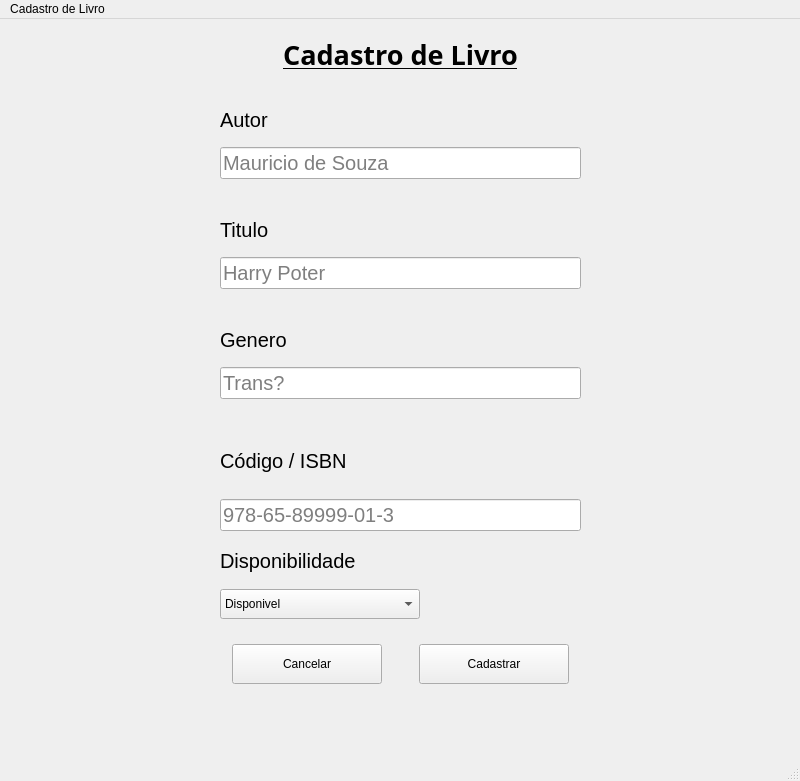
Old version of the form Atividades em Sala/Atividade Python - 05_11_2024/views/Cadastro de Livro.ui in the repository Vatreax/Senac.
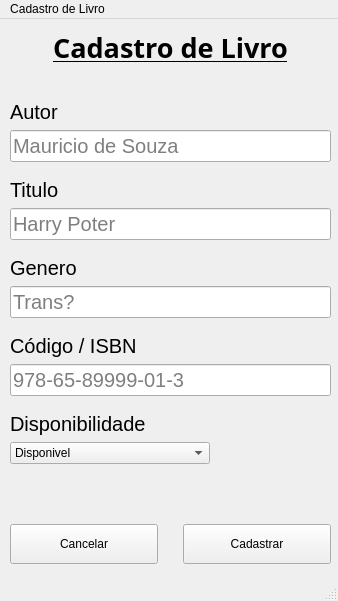
New version of the form.

```diff
--- a/Atividades em Sala/Atividade Python - 05_11_2024/views/Cadastro de Livro.ui
+++ b/Atividades em Sala/Atividade Python - 05_11_2024/views/Cadastro de Livro.ui
@@ -6,25 +6,130 @@
    <rect>
     <x>0</x>
     <y>0</y>
-    <width>800</width>
-    <height>781</height>
+    <width>338</width>
+    <height>601</height>
    </rect>
   </property>
   <property name="windowTitle">
    <string>MainWindow</string>
   </property>
   <widget class="QWidget" name="centralwidget">
-   <widget class="QWidget" name="verticalLayoutWidget_3">
+   <widget class="QWidget" name="horizontalLayoutWidget">
     <property name="geometry">
      <rect>
-      <x>220</x>
-      <y>80</y>
-      <width>361</width>
-      <height>80</height>
+      <x>10</x>
+      <y>490</y>
+      <width>321</width>
+      <height>71</height>
      </rect>
     </property>
+    <layout class="QHBoxLayout" name="horizontalLayout">
+     <property name="spacing">
+      <number>25</number>
+     </property>
+     <property name="topMargin">
+      <number>10</number>
+     </property>
+     <property name="bottomMargin">
+      <number>10</number>
+     </property>
+     <item>
+      <widget class="QPushButton" name="Cancelar">
+       <property name="maximumSize">
+        <size>
+         <width>150</width>
+         <height>40</height>
+        </size>
+       </property>
+       <property name="text">
+        <string>Cancelar</string>
+       </property>
+      </widget>
+     </item>
+     <item>
+      <widget class="QPushButton" name="Cadastrar">
+       <property name="maximumSize">
+        <size>
+         <width>150</width>
+         <height>40</height>
+        </size>
+       </property>
+       <property name="text">
+        <string>Cadastrar</string>
+       </property>
+      </widget>
+     </item>
+    </layout>
+   </widget>
+   <widget class="QWidget" name="verticalLayoutWidget">
+    <property name="geometry">
+     <rect>
+      <x>10</x>
+      <y>10</y>
+      <width>321</width>
+      <height>465</height>
+     </rect>
+    </property>
+    <layout class="QVBoxLayout" name="verticalLayout">
+     <item>
     <layout class="QVBoxLayout" name="verticalLayout_4">
      <item>
+        <widget class="QLabel" name="label_8">
+         <property name="font">
+          <font>
+           <family>Mongolian Baiti</family>
+           <pointsize>20</pointsize>
+           <weight>75</weight>
+           <italic>false</italic>
+           <bold>true</bold>
+           <underline>true</underline>
+           <strikeout>false</strikeout>
+           <stylestrategy>PreferDefault</stylestrategy>
+           <kerning>true</kerning>
+          </font>
+         </property>
+         <property name="text">
+          <string>Cadastro de Livro</string>
+         </property>
+         <property name="textFormat">
+          <enum>Qt::AutoText</enum>
+         </property>
+         <property name="alignment">
+          <set>Qt::AlignCenter</set>
+         </property>
+         <property name="margin">
+          <number>12</number>
+         </property>
+         <property name="indent">
+          <number>0</number>
+         </property>
+        </widget>
+       </item>
+       <item>
+        <spacer name="verticalSpacer">
+         <property name="orientation">
+          <enum>Qt::Vertical</enum>
+         </property>
+         <property name="sizeHint" stdset="0">
+          <size>
+           <width>20</width>
+           <height>40</height>
+          </size>
+         </property>
+        </spacer>
+       </item>
+       <item>
+        <layout class="QVBoxLayout" name="verticalLayout_2">
+         <property name="topMargin">
+          <number>10</number>
+         </property>
+         <property name="rightMargin">
+          <number>0</number>
+         </property>
+         <property name="bottomMargin">
+          <number>10</number>
+         </property>
+         <item>
       <widget class="QLabel" name="label">
        <property name="maximumSize">
         <size>
@@ -58,16 +163,8 @@
       </widget>
      </item>
     </layout>
-   </widget>
-   <widget class="QWidget" name="verticalLayoutWidget_4">
-    <property name="geometry">
-     <rect>
-      <x>220</x>
-      <y>190</y>
-      <width>361</width>
-      <height>80</height>
-     </rect>
-    </property>
+       </item>
+       <item>
     <layout class="QVBoxLayout" name="verticalLayout_5">
      <item>
       <widget class="QLabel" name="label_4">
@@ -96,18 +193,14 @@
        </property>
       </widget>
      </item>
-    </layout>
-   </widget>
-   <widget class="QWidget" name="verticalLayoutWidget_5">
-    <property name="geometry">
-     <rect>
-      <x>220</x>
-      <y>300</y>
-      <width>361</width>
-      <height>80</height>
-     </rect>
-    </property>
+         <item>
     <layout class="QVBoxLayout" name="verticalLayout_6">
+           <property name="topMargin">
+            <number>10</number>
+           </property>
+           <property name="bottomMargin">
+            <number>10</number>
+           </property>
      <item>
       <widget class="QLabel" name="label_6">
        <property name="font">
@@ -132,18 +225,14 @@
        </property>
       </widget>
      </item>
-    </layout>
-   </widget>
-   <widget class="QWidget" name="verticalLayoutWidget_6">
-    <property name="geometry">
-     <rect>
-      <x>220</x>
-      <y>410</y>
-      <width>361</width>
-      <height>102</height>
-     </rect>
-    </property>
+           <item>
     <layout class="QVBoxLayout" name="verticalLayout_7">
+             <property name="topMargin">
+              <number>10</number>
+             </property>
+             <property name="bottomMargin">
+              <number>10</number>
+             </property>
      <item>
       <widget class="QLabel" name="label_5">
        <property name="enabled">
@@ -171,18 +260,14 @@
        </property>
       </widget>
      </item>
-    </layout>
-   </widget>
-   <widget class="QWidget" name="verticalLayoutWidget_7">
-    <property name="geometry">
-     <rect>
-      <x>220</x>
-      <y>520</y>
-      <width>361</width>
-      <height>80</height>
-     </rect>
-    </property>
+             <item>
     <layout class="QVBoxLayout" name="verticalLayout_8">
+               <property name="topMargin">
+                <number>10</number>
+               </property>
+               <property name="bottomMargin">
+                <number>10</number>
+               </property>
      <item>
       <widget class="QLabel" name="label_7">
        <property name="font">
@@ -216,91 +301,16 @@
       </widget>
      </item>
     </layout>
-   </widget>
-   <widget class="QWidget" name="horizontalLayoutWidget">
-    <property name="geometry">
-     <rect>
-      <x>220</x>
-      <y>610</y>
-      <width>361</width>
-      <height>71</height>
-     </rect>
-    </property>
-    <layout class="QHBoxLayout" name="horizontalLayout">
-     <property name="spacing">
-      <number>25</number>
-     </property>
-     <property name="topMargin">
-      <number>10</number>
-     </property>
-     <property name="bottomMargin">
-      <number>10</number>
-     </property>
-     <item>
-      <widget class="QPushButton" name="pushButton_2">
-       <property name="maximumSize">
-        <size>
-         <width>150</width>
-         <height>40</height>
-        </size>
-       </property>
-       <property name="text">
-        <string>Cancelar</string>
-       </property>
-      </widget>
-     </item>
-     <item>
-      <widget class="QPushButton" name="pushButton">
-       <property name="maximumSize">
-        <size>
-         <width>150</width>
-         <height>40</height>
-        </size>
-       </property>
-       <property name="text">
-        <string>Cadastrar</string>
-       </property>
-      </widget>
-     </item>
-    </layout>
-   </widget>
-   <widget class="QLabel" name="label_8">
-    <property name="geometry">
-     <rect>
-      <x>280</x>
-      <y>10</y>
-      <width>241</width>
-      <height>51</height>
-     </rect>
-    </property>
-    <property name="font">
-     <font>
-      <family>Mongolian Baiti</family>
-      <pointsize>20</pointsize>
-      <weight>75</weight>
-      <italic>false</italic>
-      <bold>true</bold>
-      <underline>true</underline>
-      <strikeout>false</strikeout>
-      <stylestrategy>PreferDefault</stylestrategy>
-      <kerning>true</kerning>
-     </font>
-    </property>
-    <property name="text">
-     <string>Cadastro de Livro</string>
-    </property>
-    <property name="textFormat">
-     <enum>Qt::AutoText</enum>
-    </property>
-    <property name="alignment">
-     <set>Qt::AlignCenter</set>
-    </property>
-    <property name="margin">
-     <number>12</number>
-    </property>
-    <property name="indent">
-     <number>0</number>
-    </property>
+             </item>
+            </layout>
+           </item>
+          </layout>
+         </item>
+        </layout>
+       </item>
+      </layout>
+     </item>
+    </layout>
    </widget>
   </widget>
   <widget class="QMenuBar" name="menubar">
@@ -308,7 +318,7 @@
     <rect>
      <x>0</x>
      <y>0</y>
-     <width>800</width>
+     <width>338</width>
      <height>21</height>
     </rect>
    </property>
```
Left out of the diff: 4 changed lines with no effect on the pictures. Lines whose indentation alone changed are shown as unchanged.
